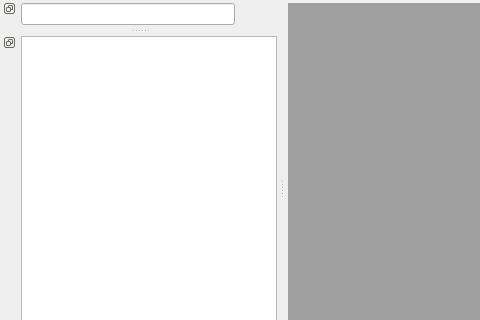
The window that application/GUI/MainWindow.ui (Ummon/D-LAN) describes before a commit, drawn with Qt 5; both pictures show x 0 to 480 and y 0 to 320 of the 900 by 600 pixel window.
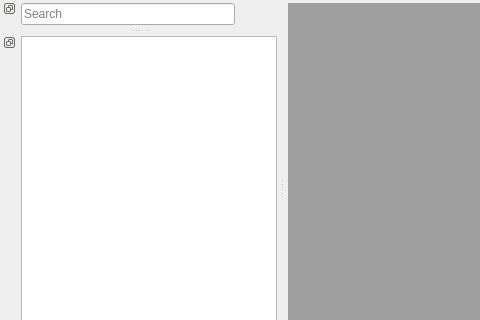
The same window after the commit. Icons and pictures are not drawn.

Commit message: "Search" is now displayed in the search box (top left).

```diff
--- a/application/GUI/MainWindow.ui
+++ b/application/GUI/MainWindow.ui
@@ -123,6 +123,9 @@
          <height>0</height>
         </size>
        </property>
+       <property name="placeholderText">
+        <string>Search</string>
+       </property>
       </widget>
      </item>
      <item>
```
